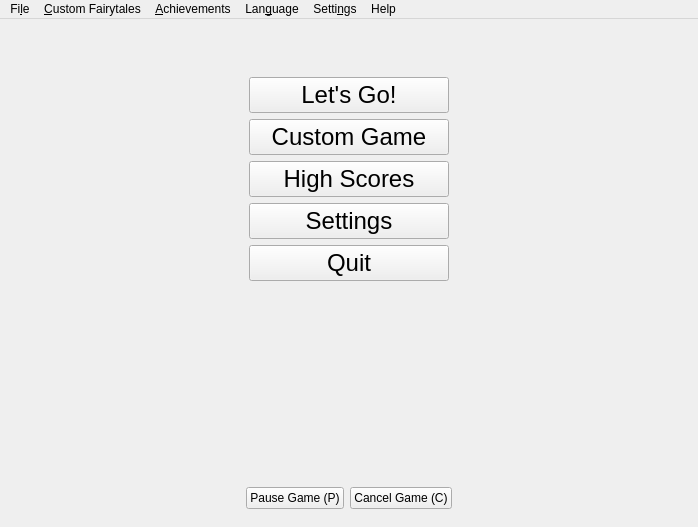
tdauth/gustavsfairyland, file ui/mainwindow.ui: the form before one commit.
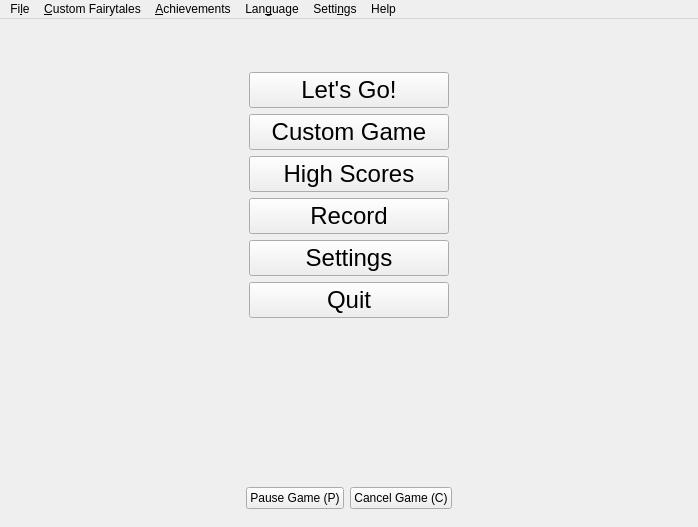
The form after the commit. Icons and pictures are not drawn.

```diff
--- a/ui/mainwindow.ui
+++ b/ui/mainwindow.ui
@@ -100,7 +100,7 @@
          </property>
         </widget>
        </item>
-       <item row="6" column="0">
+       <item row="7" column="0">
         <spacer name="verticalSpacer">
          <property name="orientation">
           <enum>Qt::Vertical</enum>
@@ -113,7 +113,7 @@
          </property>
         </spacer>
        </item>
-       <item row="5" column="0">
+       <item row="6" column="0">
         <widget class="QPushButton" name="quitPushButton">
          <property name="sizePolicy">
           <sizepolicy hsizetype="Minimum" vsizetype="Maximum">
@@ -149,7 +149,7 @@
          </property>
         </widget>
        </item>
-       <item row="4" column="0">
+       <item row="5" column="0">
         <widget class="QPushButton" name="settingsPushButton">
          <property name="font">
           <font>
@@ -174,6 +174,18 @@
          </property>
         </spacer>
        </item>
+       <item row="4" column="0">
+        <widget class="QPushButton" name="recordPushButton">
+         <property name="font">
+          <font>
+           <pointsize>18</pointsize>
+          </font>
+         </property>
+         <property name="text">
+          <string>Record</string>
+         </property>
+        </widget>
+       </item>
       </layout>
      </widget>
     </item>
```
